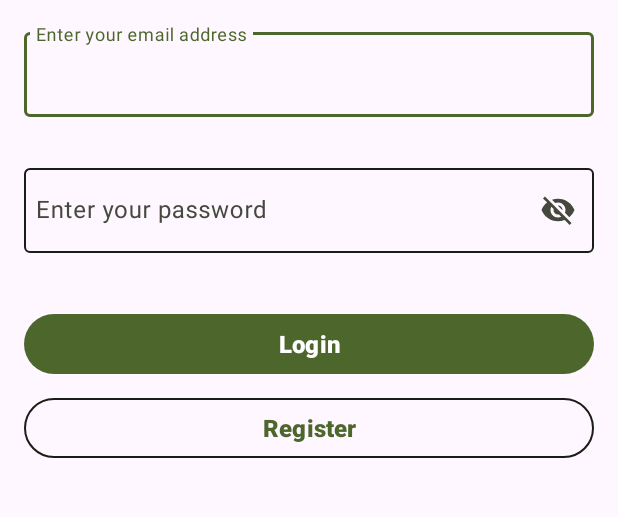
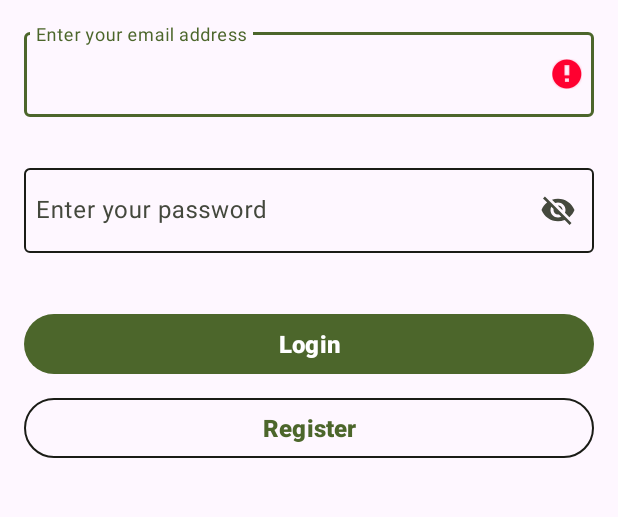
Before and after one commit to iyarlevi/PlayShare, an Android app: the screen it shows after launch (LoginActivity), after a tap on an icon or button, on a phone screen of 412 x 824 dp, the part 471-988 px from its top. Run offline under Robolectric (Android 15) with nearby library versions, the phone set to English and light mode, and no system bars; our stand-ins replace Firebase (no records; nobody signed in at launch, a user with empty details on screens opened directly); 1 other tap on this screen came first.

Commit message:
add imeAction to login activity

```diff
--- /dev/null
+++ b/app/src/main/res/drawable/ic_error.xml
@@ -0,0 +1,5 @@
+<vector xmlns:android="http://schemas.android.com/apk/res/android" android:height="24dp" android:tint="#E50F0F" android:viewportHeight="24" android:viewportWidth="24" android:width="24dp">
+
+    <path android:fillColor="@android:color/white" android:pathData="M12,2C6.48,2 2,6.48 2,12s4.48,10 10,10 10,-4.48 10,-10S17.52,2 12,2zM13,17h-2v-2h2v2zM13,13h-2L11,7h2v6z"/>
+
+</vector>
--- a/app/src/main/res/layout/activity_login.xml
+++ b/app/src/main/res/layout/activity_login.xml
@@ -25,8 +25,8 @@
         style="?attr/textInputOutlinedStyle"
         android:layout_width="match_parent"
         android:layout_height="wrap_content"
-        app:endIconMode="clear_text"
         app:errorEnabled="true"
+        app:errorIconDrawable="@drawable/ic_error"
         >
 
         <com.google.android.material.textfield.TextInputEditText
@@ -38,6 +38,7 @@
             android:paddingStart="@dimen/margin_regular_medium"
             android:paddingEnd="@dimen/margin_regular_medium"
             android:inputType="textEmailAddress"
+            android:imeOptions="actionNext"
             android:minHeight="@dimen/height_text_medium" />
     </com.google.android.material.textfield.TextInputLayout>
 
@@ -47,6 +48,7 @@
         android:layout_height="wrap_content"
         app:endIconMode="password_toggle"
         app:errorEnabled="true"
+        app:errorIconDrawable="@drawable/ic_error"
         >
 
         <com.google.android.material.textfield.TextInputEditText
@@ -57,6 +59,7 @@
             android:paddingStart="@dimen/margin_regular_medium"
             android:paddingEnd="@dimen/margin_regular_medium"
             android:inputType="textPassword"
+            android:imeOptions="actionDone"
             android:minHeight="@dimen/height_text_medium" />
     </com.google.android.material.textfield.TextInputLayout>
 
--- a/app/src/main/res/values/login_strings.xml
+++ b/app/src/main/res/values/login_strings.xml
@@ -5,4 +5,5 @@
     <string name="login_title">Welcome to PlayShare</string>
     <string name="login_button">Login</string>
     <string name="register_button">Register</string>
+    <string name="forgot_password">Forgot Password?</string>
 </resources>
```
Also changed, not shown: app/src/main/java/com/example/playshare/LoginActivity.java (+37 -0 lines), 1 other file.
